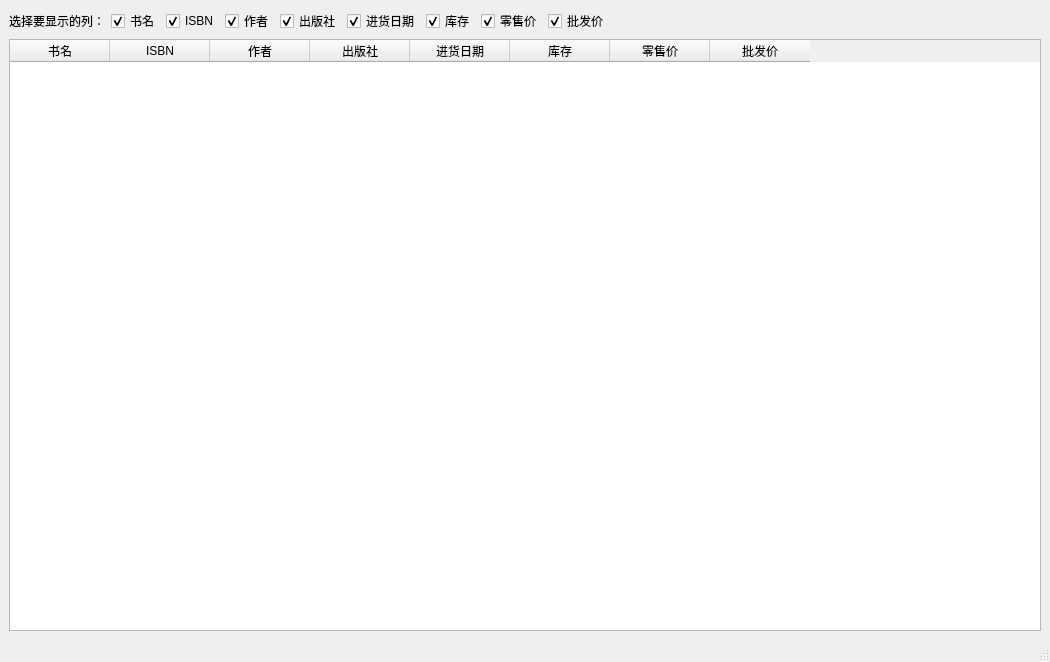
li1553770945/course-design-GUI, file ui/ReportWindow.ui: the form before one commit.
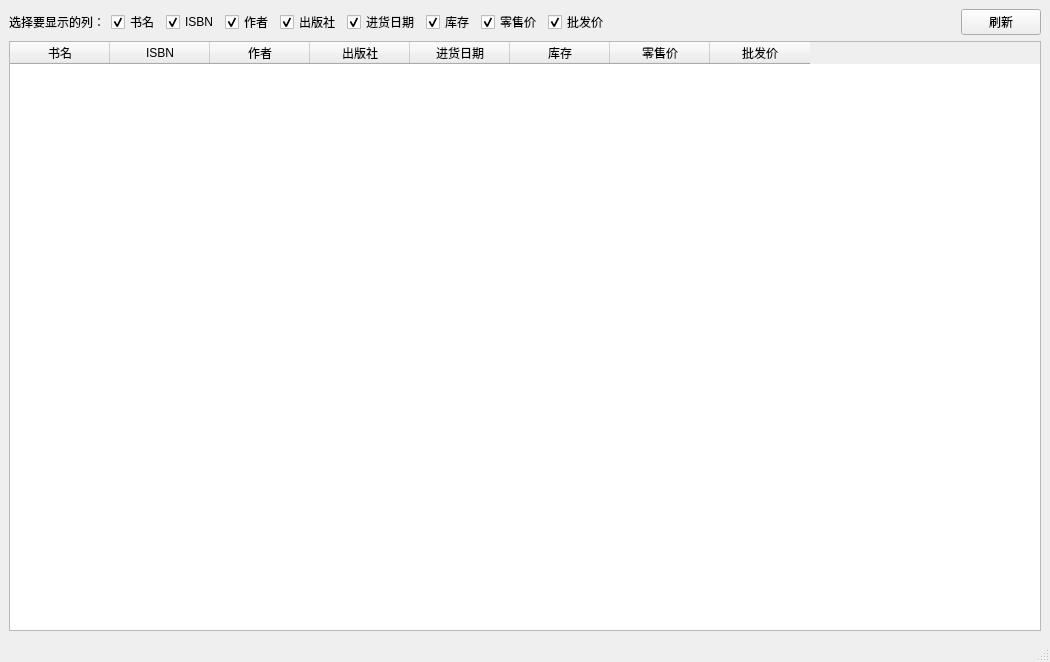
The form after the commit.

```diff
--- a/ui/ReportWindow.ui
+++ b/ui/ReportWindow.ui
@@ -121,7 +121,14 @@
       </property>
      </spacer>
     </item>
-    <item row="1" column="0" colspan="10">
+    <item row="0" column="10">
+     <widget class="QPushButton" name="ButtonFlush">
+      <property name="text">
+       <string>刷新</string>
+      </property>
+     </widget>
+    </item>
+    <item row="1" column="0" colspan="11">
      <widget class="QTableWidget" name="Table">
       <property name="sizePolicy">
        <sizepolicy hsizetype="Preferred" vsizetype="Expanding">
```
